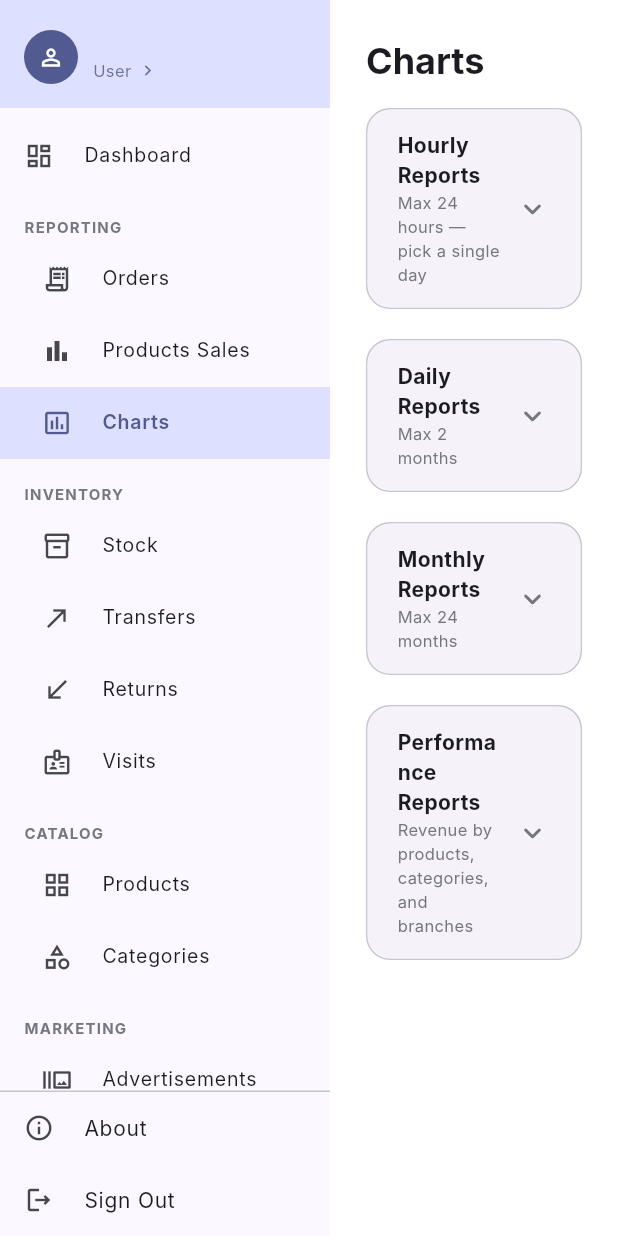
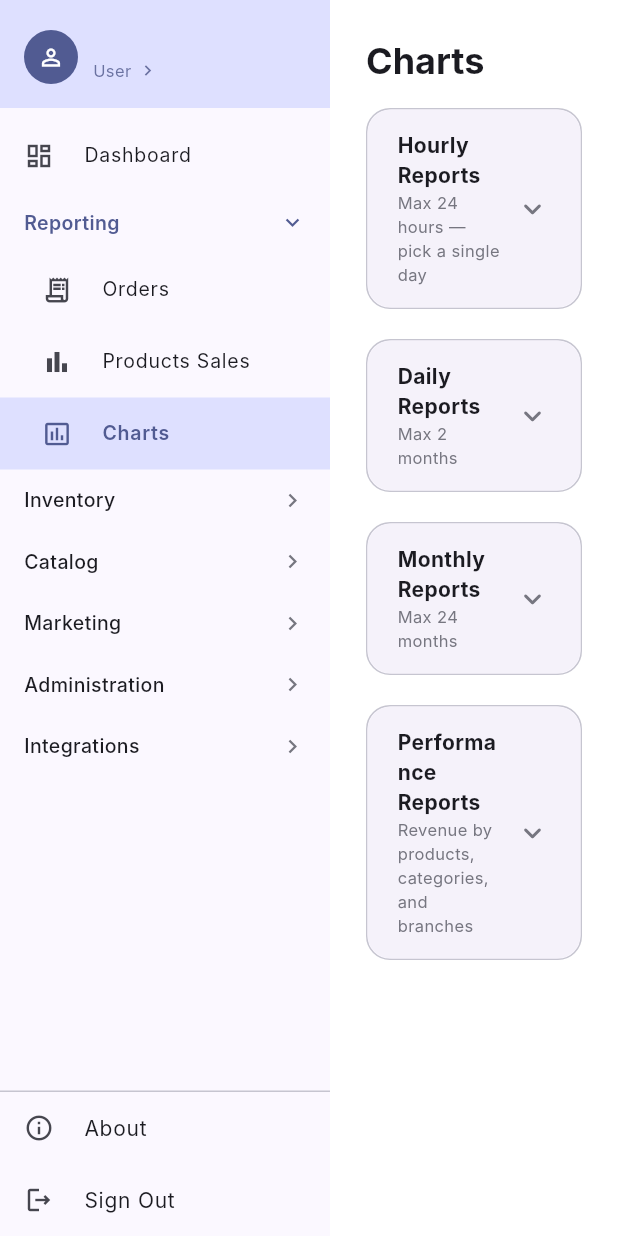
Before and after one commit to MohammadMousa/waha_admin, a Flutter app: the ChartsScreen screen opened by its route, on a phone screen of 412 x 824 dp. Run offline on Flutter 3.47's test engine with Material 3 defaults, Android fonts, the light colour scheme and no system bars; our stand-ins replace file_picker, fl_chart, package_info_plus, shared_preferences; missing offline and left inert: dart:html; accounts and stored records are empty; network calls fail; Roboto replaces fonts that are missing (Inter).

Commit message:
Collapsible sidebar groups and aligned dashboard cards
- Sidebar sections are now expandable groups with a chevron
- The group holding the current page opens itself and is highlighted
- Groups the user opens stay open while moving between pages
- Dashboard cards now share one layout and the same height
- The change badge sits at the top right next to the card label
- The trend chart or icon moved beside the value
- Per-machine runtime config is no longer tracked

```diff
--- a/lib/widgets/admin_sidebar.dart
+++ b/lib/widgets/admin_sidebar.dart
@@ -165,7 +165,7 @@ class _AdminSidebarState extends State<AdminSidebar> {
                   route: Routes.dashboard,
                   current: currentRoute,
                 ),
-                _SectionLabel('Reporting'),
+                _NavGroup('Reporting', current: currentRoute, children: [
                 _NavItem(
                   icon: Icons.receipt_long_outlined,
                   label: 'Orders',
@@ -187,7 +187,8 @@ class _AdminSidebarState extends State<AdminSidebar> {
                   current: currentRoute,
                   indent: true,
                 ),
-                _SectionLabel('Inventory'),
+                ]),
+                _NavGroup('Inventory', current: currentRoute, children: [
                 _NavItem(
                   icon: Icons.inventory_2_outlined,
                   label: 'Stock',
@@ -216,7 +217,8 @@ class _AdminSidebarState extends State<AdminSidebar> {
                   current: currentRoute,
                   indent: true,
                 ),
-                _SectionLabel('Catalog'),
+                ]),
+                _NavGroup('Catalog', current: currentRoute, children: [
                 _NavItem(
                   icon: Icons.grid_view_outlined,
                   label: 'Products',
@@ -231,7 +233,8 @@ class _AdminSidebarState extends State<AdminSidebar> {
                   current: currentRoute,
                   indent: true,
                 ),
-                _SectionLabel('Marketing'),
+                ]),
+                _NavGroup('Marketing', current: currentRoute, children: [
                 _NavItem(
                   icon: Icons.burst_mode_outlined,
                   label: 'Advertisements',
@@ -255,7 +258,8 @@ class _AdminSidebarState extends State<AdminSidebar> {
                     current: currentRoute,
                     indent: true,
                   ),
-                _SectionLabel('Administration'),
+                ]),
+                _NavGroup('Administration', current: currentRoute, children: [
                 if (canManageStores)
                   _NavItem(
                     icon: Icons.tune,
@@ -308,8 +312,8 @@ class _AdminSidebarState extends State<AdminSidebar> {
                   current: currentRoute,
                   indent: true,
                 ),
-                if (canManageDevices) ...[
-                  _SectionLabel('Devices Management'),
+                ]),
+                if (canManageDevices) _NavGroup('Devices Management', current: currentRoute, children: [
                   _NavItem(
                     icon: Icons.devices_outlined,
                     label: 'Devices',
@@ -331,8 +335,8 @@ class _AdminSidebarState extends State<AdminSidebar> {
                     current: currentRoute,
                     indent: true,
                   ),
-                ],
-                _SectionLabel('Integrations'),
+                ]),
+                _NavGroup('Integrations', current: currentRoute, children: [
                 _NavItem(
                   icon: Icons.hub_outlined,
                   label: 'Odoo',
@@ -348,8 +352,8 @@ class _AdminSidebarState extends State<AdminSidebar> {
                   indent: true,
                 ),
                 // System settings and audit exist from backend api level 3, super-admin only.
-                if (auth.apiLevel >= 3 && auth.hasPermission('MANAGE_SYSTEM')) ...[
-                  _SectionLabel('System'),
+                ]),
+                if (auth.apiLevel >= 3 && auth.hasPermission('MANAGE_SYSTEM')) _NavGroup('System', current: currentRoute, children: [
                   // Only worth a screen when there is a choice to make.
                   if (auth.organizations.length > 1)
                     _NavItem(
@@ -373,7 +377,7 @@ class _AdminSidebarState extends State<AdminSidebar> {
                     current: currentRoute,
                     indent: true,
                   ),
-                ],
+                ]),
               ],
             ),
           ),
@@ -400,20 +404,73 @@ class _AdminSidebarState extends State<AdminSidebar> {
   }
 }
 
-class _SectionLabel extends StatelessWidget {
-  final String label;
-  const _SectionLabel(this.label);
+/// Groups the user has opened, kept app-wide for the same reason as the nav
+/// scroll offset: every screen mounts its own sidebar.
+final Set<String> _openGroups = {};
+
+/// Collapsible sidebar section. The one holding the current page opens itself
+/// when the sidebar mounts; after that only the user opens or closes it.
+class _NavGroup extends StatefulWidget {
+  final String title;
+  final String current;
+  final List<Widget> children;
+  const _NavGroup(this.title, {required this.current, required this.children});
 
   @override
-  Widget build(BuildContext context) => Padding(
-        padding: const EdgeInsets.fromLTRB(16, 16, 16, 4),
-        child: Text(label.toUpperCase(),
-            style: TextStyle(
-                fontSize: 10,
-                fontWeight: FontWeight.w700,
-                letterSpacing: 0.8,
-                color: Theme.of(context).colorScheme.outline)),
-      );
+  State<_NavGroup> createState() => _NavGroupState();
+}
+
+class _NavGroupState extends State<_NavGroup> {
+  bool get _holdsCurrent =>
+      widget.children.any((c) => c is _NavItem && c.route == widget.current);
+
+  @override
+  void initState() {
+    super.initState();
+    if (_holdsCurrent) _openGroups.add(widget.title);
+  }
+
+  @override
+  Widget build(BuildContext context) {
+    final scheme = Theme.of(context).colorScheme;
+    final open = _openGroups.contains(widget.title);
+    final active = _holdsCurrent;
+    final color = active ? scheme.primary : scheme.onSurface;
+    return Column(
+      crossAxisAlignment: CrossAxisAlignment.start,
+      children: [
+        Material(
+          color: active && !open ? scheme.primaryContainer : Colors.transparent,
+          child: InkWell(
+            onTap: () => setState(() {
+              if (open) {
+                _openGroups.remove(widget.title);
+              } else {
+                _openGroups.add(widget.title);
+              }
+            }),
+            child: Padding(
+              padding: const EdgeInsets.fromLTRB(16, 11, 16, 11),
+              child: Row(
+                children: [
+                  Expanded(
+                    child: Text(widget.title,
+                        style: TextStyle(
+                            fontSize: 13,
+                            fontWeight: active ? FontWeight.w600 : FontWeight.w500,
+                            color: color)),
+                  ),
+                  Icon(open ? Icons.expand_more : Icons.chevron_right,
+                      size: 18, color: active ? scheme.primary : scheme.outline),
+                ],
+              ),
+            ),
+          ),
+        ),
+        if (open) ...widget.children,
+      ],
+    );
+  }
 }
 
 class _NavItem extends StatelessWidget {
--- a/pubspec.yaml
+++ b/pubspec.yaml
@@ -1,7 +1,7 @@
 name: waha_admin
 description: "Waha Admin Dashboard"
 publish_to: 'none'
-version: 1.0.18+20261026
+version: 1.0.19+20261029
 
 environment:
   sdk: ^3.12.2
```
Also changed, not shown: lib/widgets/kpi_card.dart (+45 -42 lines), 3 other files.
